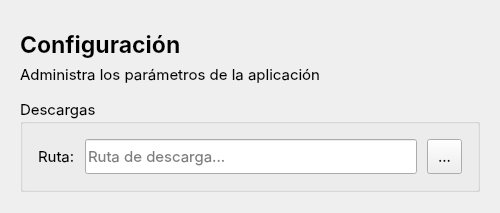
First picture: the form in app/ui/Settings.ui, repository caicesardev/GUIDownloader, before the edit.
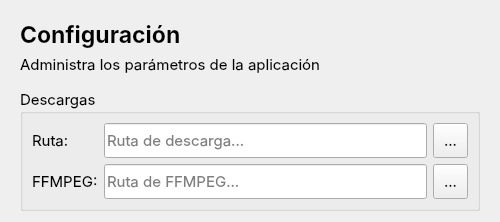
Second picture: the form after the edit. Icons and pictures are not drawn.

```diff
--- a/app/ui/Settings.ui
+++ b/app/ui/Settings.ui
@@ -117,45 +117,7 @@
          <bool>true</bool>
         </property>
         <layout class="QGridLayout" name="gridLayout">
-         <property name="leftMargin">
-          <number>15</number>
-         </property>
-         <property name="topMargin">
-          <number>15</number>
-         </property>
-         <property name="rightMargin">
-          <number>15</number>
-         </property>
-         <property name="bottomMargin">
-          <number>15</number>
-         </property>
-         <property name="horizontalSpacing">
-          <number>10</number>
-         </property>
-         <item row="0" column="0">
-          <widget class="QLabel" name="label_2">
-           <property name="text">
-            <string>Ruta:</string>
-           </property>
-          </widget>
-         </item>
-         <item row="0" column="1">
-          <widget class="QLineEdit" name="path_edit">
-           <property name="minimumSize">
-            <size>
-             <width>0</width>
-             <height>35</height>
-            </size>
-           </property>
-           <property name="readOnly">
-            <bool>true</bool>
-           </property>
-           <property name="placeholderText">
-            <string>Ruta de descarga...</string>
-           </property>
-          </widget>
-         </item>
-         <item row="0" column="2">
+         <item row="1" column="2">
           <widget class="QToolButton" name="open_btn">
            <property name="minimumSize">
             <size>
@@ -182,6 +144,68 @@
            </property>
           </widget>
          </item>
+         <item row="1" column="0">
+          <widget class="QLabel" name="path_label">
+           <property name="text">
+            <string>Ruta:</string>
+           </property>
+          </widget>
+         </item>
+         <item row="2" column="0">
+          <widget class="QLabel" name="ffmpeg_label">
+           <property name="text">
+            <string>FFMPEG:</string>
+           </property>
+          </widget>
+         </item>
+         <item row="2" column="1">
+          <widget class="QLineEdit" name="ffmpeg_path_edit">
+           <property name="minimumSize">
+            <size>
+             <width>0</width>
+             <height>35</height>
+            </size>
+           </property>
+           <property name="readOnly">
+            <bool>true</bool>
+           </property>
+           <property name="placeholderText">
+            <string>Ruta de FFMPEG...</string>
+           </property>
+          </widget>
+         </item>
+         <item row="1" column="1">
+          <widget class="QLineEdit" name="path_edit">
+           <property name="minimumSize">
+            <size>
+             <width>0</width>
+             <height>35</height>
+            </size>
+           </property>
+           <property name="readOnly">
+            <bool>true</bool>
+           </property>
+           <property name="placeholderText">
+            <string>Ruta de descarga...</string>
+           </property>
+          </widget>
+         </item>
+         <item row="2" column="2">
+          <widget class="QToolButton" name="open_ffmpeg_path">
+           <property name="minimumSize">
+            <size>
+             <width>35</width>
+             <height>35</height>
+            </size>
+           </property>
+           <property name="cursor">
+            <cursorShape>PointingHandCursor</cursorShape>
+           </property>
+           <property name="text">
+            <string>...</string>
+           </property>
+          </widget>
+         </item>
         </layout>
        </widget>
       </item>
```
